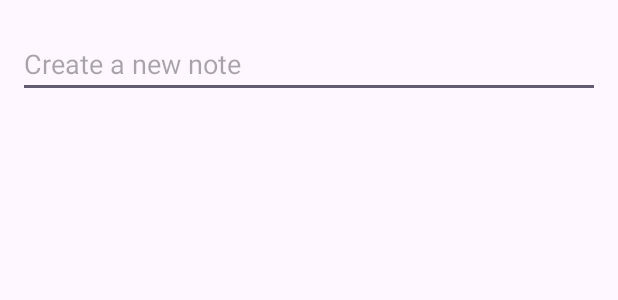
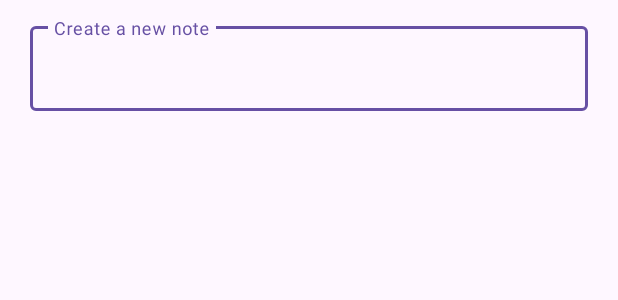
Before and after one commit to yhbsh/notester, an Android app: the layout activity_main.xml on its own in the app's theme, with its tools: preview values and no code run, on a phone screen of 412 x 824 dp. Shown: the top 300 px of the screen. Run offline under Robolectric (Android 15) with nearby library versions, the phone set to English and light mode, and no system bars.

Commit message:
Add Material Text Field with outlined borders

```diff
--- a/app/src/main/java/com/example/notester/MainActivity.java
+++ b/app/src/main/java/com/example/notester/MainActivity.java
@@ -2,10 +2,11 @@ package com.example.notester;
 
 import android.os.Bundle;
 import android.widget.ArrayAdapter;
-import android.widget.EditText;
 import android.widget.ListView;
 
 import androidx.appcompat.app.AppCompatActivity;
+
+import com.google.android.material.textfield.TextInputEditText;
 
 import java.util.ArrayList;
 
@@ -26,7 +27,7 @@ public class MainActivity extends AppCompatActivity {
         final ArrayAdapter<String> notesListViewAdapter = new ArrayAdapter<>(this, android.R.layout.simple_list_item_1, notesTitles);
         notesListView.setAdapter(notesListViewAdapter);
 
-        final EditText editTextTitle = findViewById(R.id.editTextTitle);
+        final TextInputEditText editTextTitle = findViewById(R.id.editTextTitle);
         editTextTitle.setOnEditorActionListener((v, actionId, event) -> {
             final String title = editTextTitle.getText().toString();
             databaseHelper.createNote(title);
--- a/app/src/main/res/layout/activity_main.xml
+++ b/app/src/main/res/layout/activity_main.xml
@@ -6,14 +6,23 @@
     android:orientation="vertical"
     tools:context=".MainActivity">
 
-    <EditText
-        android:id="@+id/editTextTitle"
+    <com.google.android.material.textfield.TextInputLayout
+        style="@style/Widget.MaterialComponents.TextInputLayout.OutlinedBox"
         android:layout_width="match_parent"
         android:layout_height="wrap_content"
-        android:layout_marginHorizontal="12dp"
-        android:layout_marginVertical="20dp"
-        android:hint="@string/create_a_new_note"
-        android:singleLine="true" />
+        android:layout_marginHorizontal="20dp"
+        android:layout_marginVertical="12dp"
+        android:hint="@string/create_a_new_note">
+
+        <com.google.android.material.textfield.TextInputEditText
+            android:id="@+id/editTextTitle"
+            android:layout_width="match_parent"
+            android:layout_height="wrap_content"
+            android:inputType="text"
+            android:lines="1"
+            android:maxLines="1" />
+
+    </com.google.android.material.textfield.TextInputLayout>
 
 
     <ListView
```
Also changed, not shown: app/build.gradle (+1 -7 lines), app/src/main/res/values/styles.xml (added, +7 -0 lines).
